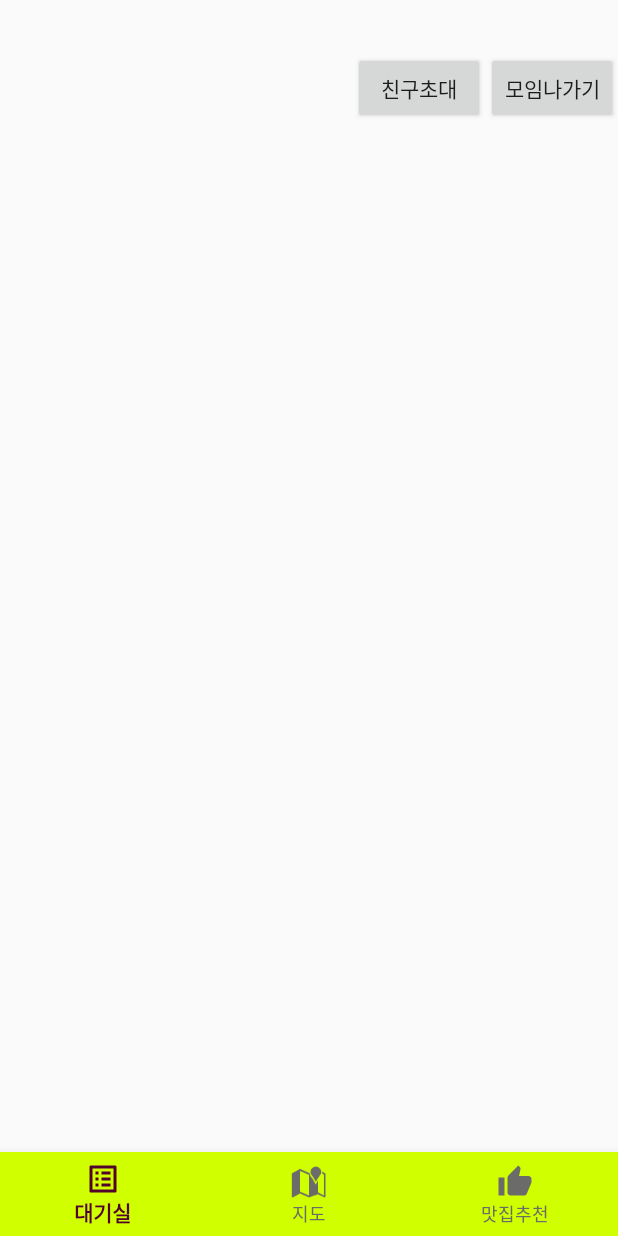
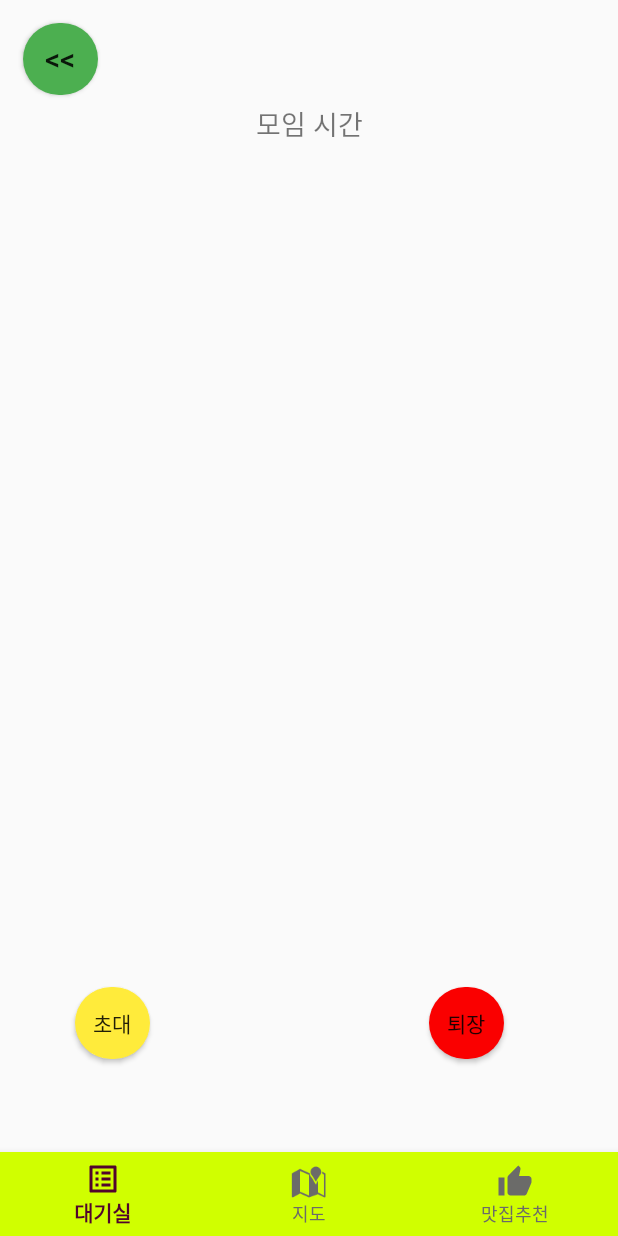
Before and after one commit to gofeel8/MeetingGround, an Android app: the RoomActivity screen opened directly, with no data from a screen before it, on a phone screen of 412 x 824 dp. Run offline under Robolectric (Android 15) with nearby library versions, the phone set to English and light mode, and no system bars; our stand-ins replace Firebase (no records; nobody signed in at launch, a user with empty details on screens opened directly); libraries missing offline, so code that uses them is left out: com.kakao.kakaolink, com.kakao.network; 2 statements that could not run were skipped.

Commit message:
[Android/gps]대기실화면변경

```diff
--- a/AndroidStudioProjects/MeetingRound/app/src/main/java/com/mgmg/meetinground/RoomActivity.java
+++ b/AndroidStudioProjects/MeetingRound/app/src/main/java/com/mgmg/meetinground/RoomActivity.java
@@ -41,8 +41,8 @@ public class RoomActivity extends AppCompatActivity {
     UserAdapter userAdapter;
     List<UserDto> list;
     ListView lvUsers;
-    TextView tvRoomName;
-    Button btnSend, btnExit, btnmap, btnRecommend;
+    TextView tvRoomName,tvRoomTime;
+    Button btnSend, btnExit, btnBack,btnmap, btnRecommend;
 
     Long meetingTime;
     Calendar calendar;
@@ -65,6 +65,7 @@ public class RoomActivity extends AppCompatActivity {
         roomId = intent.getStringExtra("roomId");
         roomName = intent.getStringExtra("roomName");
 
+
         database = FirebaseDatabase.getInstance().getReference();
 
         if (intent.getBooleanExtra("isFirst", false)) {
@@ -77,8 +78,11 @@ public class RoomActivity extends AppCompatActivity {
 
         lvUsers = findViewById(R.id.lvUsers);
         tvRoomName = findViewById(R.id.tvRoomName);
+        tvRoomTime = findViewById(R.id.tvRoomTime);
+
         btnSend = findViewById(R.id.btnSend);
         btnExit = findViewById(R.id.btnExit);
+        btnBack = findViewById(R.id.btnBack);
 //        btnmap=findViewById(R.id.btnmap);
 //        btnRecommend = findViewById(R.id.btnRecommend);
 
@@ -105,6 +109,8 @@ public class RoomActivity extends AppCompatActivity {
                 Log.d("GPS",meetingTime.toString());
                 calendar.setTimeInMillis(meetingTime);
 
+                SimpleDateFormat format = new SimpleDateFormat("MM월dd일 HH시mm분", Locale.getDefault());
+                tvRoomTime.setText(format.format(calendar.getTime()));
 
                 if(calendar.before(Calendar.getInstance())){
                     Toast.makeText(RoomActivity.this, "지난 모임방에들어옴", Toast.LENGTH_SHORT).show();
@@ -128,7 +134,6 @@ public class RoomActivity extends AppCompatActivity {
                 alarmManager.set(AlarmManager.RTC_WAKEUP,startTime.getTimeInMillis(),pendingIntent);
 
                 //Toast보여주기(알람 시간 표시)
-                SimpleDateFormat format = new SimpleDateFormat("yyyy-MM-dd HH:mm:ss", Locale.getDefault());
                 Toast.makeText(RoomActivity.this, "Alarm : "+format.format(startTime.getTime()), Toast.LENGTH_SHORT).show();
 
 
@@ -243,6 +248,13 @@ public class RoomActivity extends AppCompatActivity {
             }
         });
 
+        btnBack.setOnClickListener(new View.OnClickListener() {
+            @Override
+            public void onClick(View v) {
+                finish();
+            }
+        });
+
 
         BottomNavigationView bottomNavigation = findViewById(R.id.bottom_navigation);
         bottomNavigation.setSelectedItemId(R.id.tab1);
--- a/AndroidStudioProjects/MeetingRound/app/src/main/res/layout/activity_room.xml
+++ b/AndroidStudioProjects/MeetingRound/app/src/main/res/layout/activity_room.xml
@@ -6,31 +6,7 @@
     android:layout_height="match_parent"
     tools:context=".RoomActivity">
 
-    <Button
-        android:id="@+id/btnSend"
-        android:layout_width="wrap_content"
-        android:layout_height="wrap_content"
-        android:text="친구초대"
-        app:layout_constraintBottom_toBottomOf="parent"
-        app:layout_constraintEnd_toEndOf="parent"
-        app:layout_constraintHorizontal_bias="0.727"
-        app:layout_constraintStart_toStartOf="parent"
-        app:layout_constraintTop_toTopOf="parent"
-        app:layout_constraintVertical_bias="0.045" />
-
-    <Button
-        android:id="@+id/btnExit"
-        android:layout_width="wrap_content"
-        android:layout_height="wrap_content"
-        android:text="모임나가기"
-        app:layout_constraintBottom_toBottomOf="parent"
-        app:layout_constraintEnd_toEndOf="parent"
-        app:layout_constraintHorizontal_bias="1.0"
-        app:layout_constraintStart_toStartOf="parent"
-        app:layout_constraintTop_toTopOf="parent"
-        app:layout_constraintVertical_bias="0.045" />
-
-<!--    <Button-->
+    <!--    <Button-->
 <!--        android:id="@+id/btnmap"-->
 <!--        android:layout_width="wrap_content"-->
 <!--        android:layout_height="wrap_content"-->
@@ -54,23 +30,73 @@
 <!--        app:layout_constraintTop_toTopOf="parent"-->
 <!--        app:layout_constraintVertical_bias="0.131" />-->
 
+    <Button
+        android:id="@+id/btnSend"
+        android:layout_width="50dp"
+        android:layout_height="wrap_content"
+        android:background="@drawable/custom_button"
+        android:backgroundTint="#FFEB3B"
+        android:text="초대"
+        app:layout_constraintBottom_toTopOf="@+id/bottom_navigation"
+        app:layout_constraintEnd_toEndOf="parent"
+        app:layout_constraintHorizontal_bias="0.139"
+        app:layout_constraintStart_toStartOf="parent"
+        app:layout_constraintTop_toBottomOf="@+id/lvUsers"
+        app:layout_constraintVertical_bias="0.545" />
+
+    <Button
+        android:id="@+id/btnExit"
+        android:layout_width="50dp"
+        android:layout_height="wrap_content"
+        android:background="@drawable/custom_button"
+        android:backgroundTint="#FA0000"
+        android:text="퇴장"
+        app:layout_constraintBottom_toTopOf="@+id/bottom_navigation"
+        app:layout_constraintEnd_toEndOf="parent"
+        app:layout_constraintHorizontal_bias="0.711"
+        app:layout_constraintStart_toEndOf="@+id/btnSend"
+        app:layout_constraintTop_toBottomOf="@+id/lvUsers"
+        app:layout_constraintVertical_bias="0.545" />
+
     <ListView
         android:id="@+id/lvUsers"
-        android:layout_width="409dp"
-        android:layout_height="450dp"
-        app:layout_constraintBottom_toBottomOf="parent"
+        android:layout_width="0dp"
+        android:layout_height="350dp"
+        android:layout_marginStart="30dp"
+        android:layout_marginTop="10dp"
+        android:layout_marginEnd="30dp"
+        android:layout_marginBottom="100dp"
+        app:layout_constraintBottom_toTopOf="@+id/bottom_navigation"
         app:layout_constraintEnd_toEndOf="parent"
-        app:layout_constraintStart_toStartOf="parent" />
+        app:layout_constraintHorizontal_bias="0.0"
+        app:layout_constraintStart_toStartOf="parent"
+        app:layout_constraintTop_toBottomOf="@+id/tvRoomTime"
+        app:layout_constraintVertical_bias="0.603" />
 
     <TextView
         android:id="@+id/tvRoomName"
         android:layout_width="wrap_content"
         android:layout_height="wrap_content"
-        android:layout_marginStart="16dp"
         android:layout_marginTop="16dp"
-        android:textSize="18sp"
+        android:text="모임 제목"
+        android:textSize="24sp"
+        android:textStyle="bold"
+        app:layout_constraintEnd_toEndOf="parent"
+        app:layout_constraintHorizontal_bias="0.501"
         app:layout_constraintStart_toStartOf="parent"
         app:layout_constraintTop_toTopOf="parent" />
+
+    <TextView
+        android:id="@+id/tvRoomTime"
+        android:layout_width="wrap_content"
+        android:layout_height="wrap_content"
+        android:layout_marginTop="20dp"
+        android:text="모임 시간"
+        android:textSize="18sp"
+        app:layout_constraintEnd_toEndOf="parent"
+        app:layout_constraintHorizontal_bias="0.501"
+        app:layout_constraintStart_toStartOf="parent"
+        app:layout_constraintTop_toBottomOf="@+id/tvRoomName" />
 
     <com.google.android.material.bottomnavigation.BottomNavigationView
         android:id="@+id/bottom_navigation"
@@ -82,7 +108,21 @@
         app:itemTextColor="@drawable/item_color"
         app:layout_constraintBottom_toBottomOf="parent"
         app:layout_constraintEnd_toEndOf="parent"
+        app:layout_constraintHorizontal_bias="1.0"
         app:layout_constraintStart_toStartOf="parent"
         app:menu="@menu/menu_bottom" />
 
+    <Button
+        android:id="@+id/btnBack"
+        android:layout_width="50dp"
+        android:layout_height="wrap_content"
+        android:layout_marginStart="15dp"
+        android:layout_marginTop="15dp"
+        android:background="@drawable/custom_button"
+        android:backgroundTint="#4CAF50"
+        android:text="&lt;&lt;"
+        android:textSize="20sp"
+        app:layout_constraintStart_toStartOf="parent"
+        app:layout_constraintTop_toTopOf="parent" />
+
 </androidx.constraintlayout.widget.ConstraintLayout>
--- a/AndroidStudioProjects/MeetingRound/app/src/main/res/layout/list_user.xml
+++ b/AndroidStudioProjects/MeetingRound/app/src/main/res/layout/list_user.xml
@@ -6,8 +6,8 @@
 
     <ImageView
         android:id="@+id/ivProfile2"
-        android:layout_width="50dp"
-        android:layout_height="50dp"
+        android:layout_width="80dp"
+        android:layout_height="80dp"
         android:layout_weight="0"
         app:layout_constraintLeft_toLeftOf="parent"
         app:layout_constraintRight_toRightOf="parent"
@@ -18,17 +18,31 @@
         android:layout_height="match_parent"
         android:layout_weight="0">
 
-        <TextView
-            android:id="@+id/tvName2"
+        <LinearLayout
             android:layout_width="wrap_content"
-            android:layout_height="wrap_content"
-            android:layout_marginLeft="10dp" />
+            android:layout_height="match_parent"
+            android:layout_weight="1"
+            android:orientation="vertical">
 
-        <View
-            android:layout_width="0dp"
-            android:layout_height="0dp"
-            android:layout_weight="1"
-            />
+            <TextView
+                android:id="@+id/tvName2"
+                android:layout_width="wrap_content"
+                android:layout_height="0dp"
+                android:layout_marginLeft="10dp"
+                android:layout_weight="1"
+                android:gravity="center_vertical"
+                android:text="이름" />
+
+            <TextView
+                android:id="@+id/tvName3"
+                android:layout_width="wrap_content"
+                android:layout_height="0dp"
+                android:layout_marginLeft="10dp"
+                android:layout_weight="1"
+                android:gravity="center_vertical"
+                android:text="벌금"
+                android:textColor="#FF0000" />
+        </LinearLayout>
 
         <ImageView
             android:id="@+id/ivHost"
```
